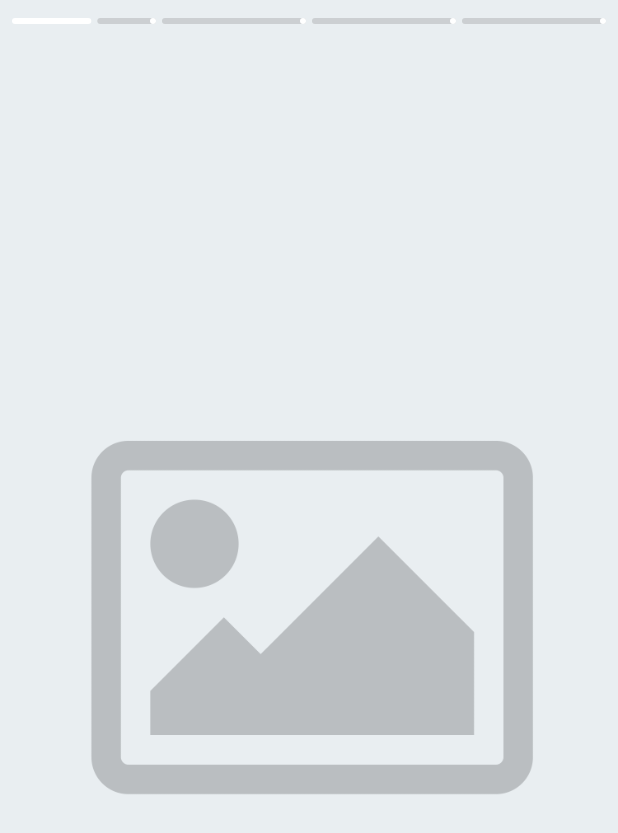
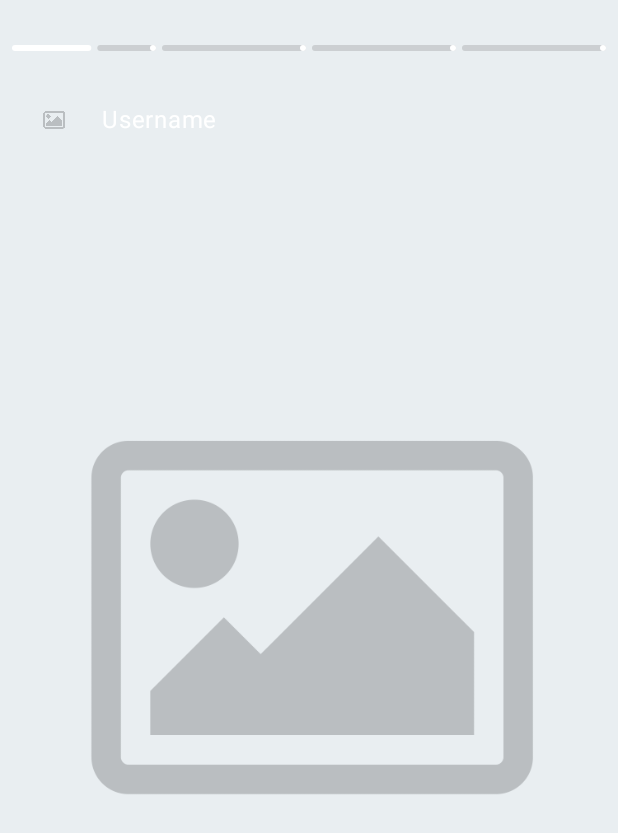
Before and after one commit to CPNV-ES/GUI2-TAB, an Android app built with Jetpack Compose: the @Preview function StoryScreenPreview, on a phone screen of 412 x 824 dp. Shown: the top 833 px of the screen. Run offline under Robolectric (Android 15) with nearby library versions, the phone set to English and light mode, and no system bars.

Commit message:
feat: avatar icon with username under progress bar

```diff
--- a/app/src/main/java/ch/cnpv/gui2/ui/screen/StoryScreen.kt
+++ b/app/src/main/java/ch/cnpv/gui2/ui/screen/StoryScreen.kt
@@ -16,11 +16,16 @@ import androidx.compose.ui.graphics.Color
 import androidx.compose.ui.unit.dp
 import androidx.compose.runtime.*
 import kotlinx.coroutines.delay
-import ch.cnpv.gui2.R
 import androidx.compose.ui.input.pointer.pointerInput
 import androidx.compose.foundation.gestures.detectTapGestures
 import androidx.compose.runtime.mutableStateOf
 import androidx.compose.runtime.remember
+import androidx.compose.foundation.shape.CircleShape
+import androidx.compose.material3.MaterialTheme
+import androidx.compose.ui.draw.clip
+import androidx.compose.material3.Text
+
+import ch.cnpv.gui2.R
 
 
 @Composable
@@ -30,7 +35,13 @@ fun StoryScreen(
     currentStep: Int = 0,
     onFinished: () -> Unit = {}
 ) {
-    val painter = if (imageRes != null) {
+    val painterStory = if (imageRes != null) {
+        painterResource(imageRes)
+    } else {
+        painterResource(R.drawable.default_placeholder)
+    }
+
+    val painterAvatar = if (imageRes != null) {
         painterResource(imageRes)
     } else {
         painterResource(R.drawable.default_placeholder)
@@ -60,7 +71,9 @@ fun StoryScreen(
     }
 
     Box(
-        modifier = Modifier.fillMaxSize().pointerInput(Unit) {
+        modifier = Modifier
+            .fillMaxSize()
+            .pointerInput(Unit) {
             detectTapGestures(
                 onPress = { offset ->
                     val maxWidth = size.width
@@ -85,17 +98,44 @@ fun StoryScreen(
         }
     ) {
         Image(
-            painter = painter,
+            painter = painterStory,
             contentDescription = null,
-            modifier = Modifier.fillMaxSize(),
+            modifier = Modifier
+                .fillMaxSize(),
             contentScale = ContentScale.Crop
         )
+
+        Row(
+            modifier = Modifier
+                .align(Alignment.TopStart)
+                .padding(top = 60.dp, start = 16.dp),
+            verticalAlignment = Alignment.CenterVertically
+        ) {
+            Image(
+                painter = painterAvatar,
+                contentDescription = null,
+                modifier = Modifier
+                    .size(40.dp)
+                    .clip(CircleShape),
+                contentScale = ContentScale.Crop
+            )
+
+            Spacer(modifier = Modifier.width(12.dp))
+
+            Text(
+                text = "Username",
+                style = MaterialTheme.typography.bodyLarge,
+                color = Color.White
+            )
+        }
 
         StoryProgressBar(
             steps = steps,
             currentStep = step,
             progress = progress,
-            modifier = Modifier.align(Alignment.TopCenter).padding(top = 12.dp)
+            modifier = Modifier
+                .align(Alignment.TopCenter)
+                .padding(top = 30.dp)
         )
     }
 }
@@ -122,15 +162,15 @@ fun StoryProgressBar(
             }
 
             LinearProgressIndicator(
-                progress = barProgress,
-                modifier = Modifier.weight(1f).height(4.dp),
+                progress = {barProgress},
+                modifier = Modifier.weight(1f)
+                    .height(4.dp),
                 color = Color.White,
                 trackColor = Color.Gray.copy(alpha = 0.3f)
             )
         }
     }
 }
-
 
 
 
```
Lines whose indentation alone changed are shown as unchanged.
